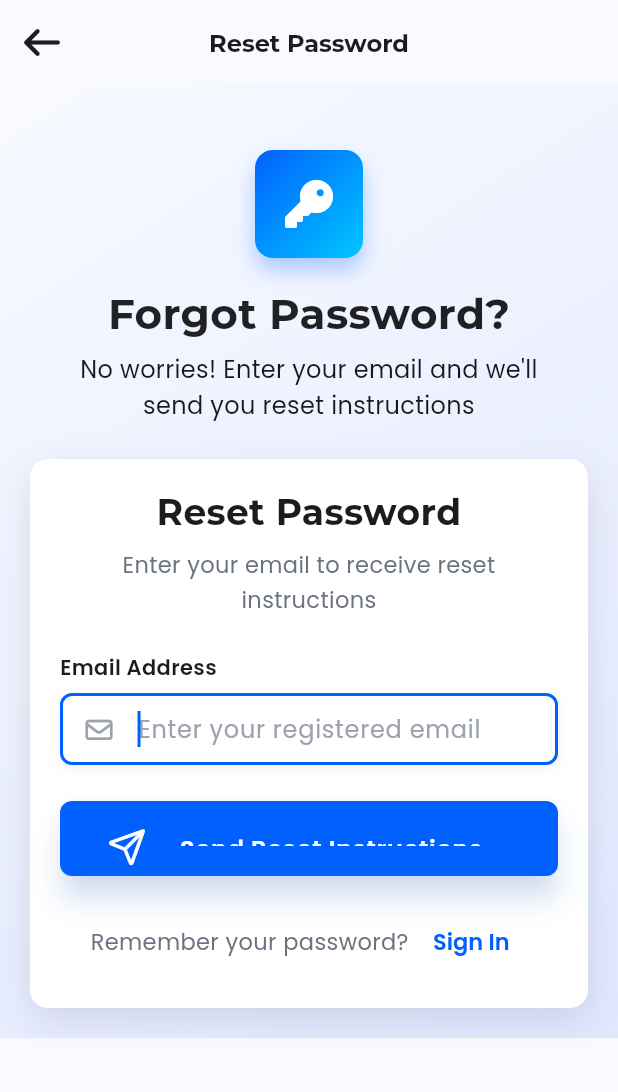
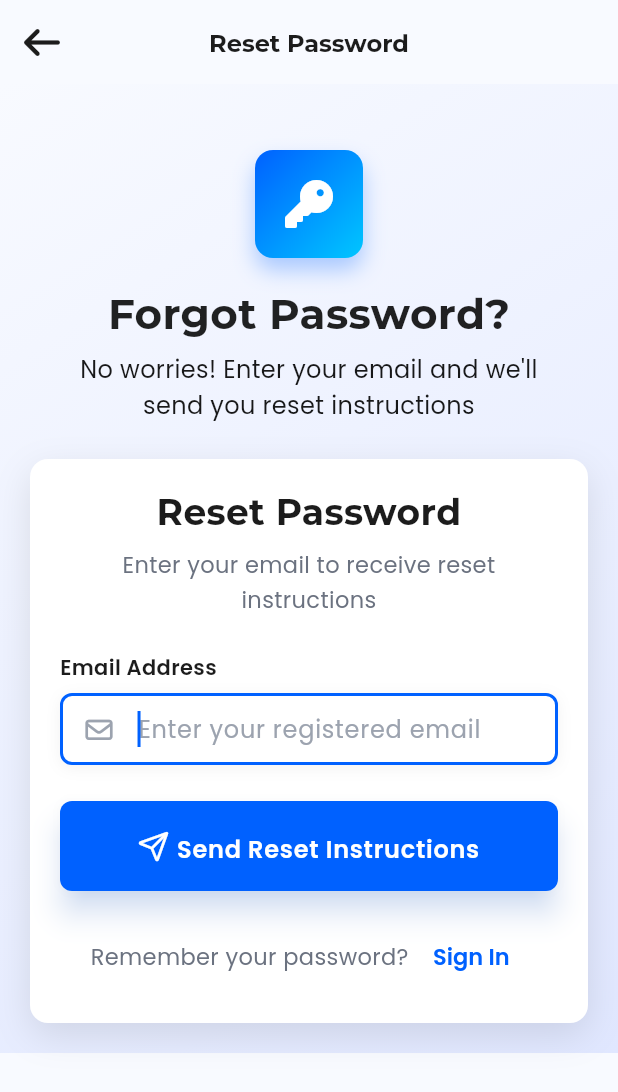
Before and after one commit to Muhammad-Umair-Gujjar/mess_management_system, a Flutter app: the screen it shows after launch, after a tap on "Forgot Password?", on a phone screen of 412 x 824 dp. Shown: the top 1092 px of the screen. Run offline on Flutter 3.47's test engine with Material 3 defaults, Android fonts, the phone set to English and light mode, and no system bars; drawn by our look-alikes of flutter_animate; our stand-ins replace cloud_firestore, firebase_auth, firebase_core, font_awesome_flutter, get, glassmorphism and 2 more; accounts and stored records are empty; network calls fail.

Commit message:
login button set

```diff
--- a/lib/app/modules/admin/pages/menu_management/components/menu_item_card.dart
+++ b/lib/app/modules/admin/pages/menu_management/components/menu_item_card.dart
@@ -303,6 +303,7 @@ class MenuItemCard extends StatelessWidget {
         SizedBox(width: ResponsiveHelper.getSpacing(context, 'xs')),
         Text(
           text,
+
           style: AppTextStyles.caption.copyWith(color: AppColors.textSecondary),
         ),
       ],
--- a/lib/app/modules/auth/components/auth_dropdowns.dart
+++ b/lib/app/modules/auth/components/auth_dropdowns.dart
@@ -41,11 +41,17 @@ class RoleSelectionDropdown extends StatelessWidget {
           child: DropdownButtonFormField<UserRole>(
             value: selectedRole,
             decoration: InputDecoration(
+              border: InputBorder.none,
+              enabledBorder: InputBorder.none,
+              focusedBorder: InputBorder.none,
+              errorBorder: InputBorder.none,
+              disabledBorder: InputBorder.none,
+              focusedErrorBorder: InputBorder.none,
               contentPadding: EdgeInsets.symmetric(
                 horizontal: ResponsiveHelper.getSpacing(context, 'large'),
                 vertical: ResponsiveHelper.getSpacing(context, 'medium'),
               ),
-              border: InputBorder.none,
+
 
 
             ),
@@ -167,11 +173,17 @@ class HostelSelectionDropdown extends StatelessWidget {
           child: DropdownButtonFormField<String>(
             value: selectedHostel,
             decoration: InputDecoration(
+               border: InputBorder.none,
+                enabledBorder: InputBorder.none,
+                focusedBorder: InputBorder.none,
+                errorBorder: InputBorder.none,
+                disabledBorder: InputBorder.none,
+                focusedErrorBorder: InputBorder.none,
               contentPadding: EdgeInsets.symmetric(
                 horizontal: ResponsiveHelper.getSpacing(context, 'large'),
                 vertical: ResponsiveHelper.getSpacing(context, 'medium'),
               ),
-              border: InputBorder.none,
+
               prefixIcon: Icon(
                 FontAwesomeIcons.building,
                 color: AppColors.primary,
@@ -201,6 +213,7 @@ class HostelSelectionDropdown extends StatelessWidget {
             ),
           ),
         ),
+
       ],
     );
   }
--- a/lib/app/modules/auth/enhanced_login_page.dart
+++ b/lib/app/modules/auth/enhanced_login_page.dart
@@ -394,7 +394,7 @@ class _EnhancedLoginPageState extends State<EnhancedLoginPage> {
     return SizedBox(
       height: ResponsiveHelper.getValue<double>(
         context,
-        mobile: 50,
+        mobile: 60,
         tablet: 55,
         desktop: 55,
       ),
@@ -433,23 +433,24 @@ class _EnhancedLoginPageState extends State<EnhancedLoginPage> {
                 children: [
                   Icon(
                     _getRoleIcon(authController.selectedRole.value),
-                    size: ResponsiveHelper.getIconSize(context, 'medium'),
+                    size: ResponsiveHelper.isMobile(context)
+                        ? ResponsiveHelper.getIconSize(context, 'medium')
+                        : ResponsiveHelper.getIconSize(context, 'medium'),
                   ),
                   SizedBox(
                     width: ResponsiveHelper.getSpacing(context, 'small'),
                   ),
-                  Expanded(
+                  Flexible(
                     child: Text(
                       'Sign In as ${_getRoleTitle(authController.selectedRole.value)}',
                       style: AppTextStyles.button.copyWith(
-                        fontSize: ResponsiveHelper.getFontSize(
-                          context,
-                          'button',
-                        ),
+                        fontSize: ResponsiveHelper.isMobile(context)
+                            ? ResponsiveHelper.getFontSize(context, 'body1')
+                            : ResponsiveHelper.getFontSize(context, 'button'),
                         fontWeight: FontWeight.w600,
                       ),
                       textAlign: TextAlign.center,
-                      overflow: TextOverflow.ellipsis,
+                      overflow: TextOverflow.visible,
                       maxLines: 1,
                     ),
                   ),
--- a/lib/app/modules/auth/password_reset_page.dart
+++ b/lib/app/modules/auth/password_reset_page.dart
@@ -459,7 +459,7 @@ class _PasswordResetPageState extends State<PasswordResetPage> {
     return SizedBox(
       height: ResponsiveHelper.getValue<double>(
         context,
-        mobile: 50,
+        mobile: 60,
         tablet: 55,
         desktop: 60,
       ),
@@ -492,23 +492,24 @@ class _PasswordResetPageState extends State<PasswordResetPage> {
                 children: [
                   Icon(
                     FontAwesomeIcons.paperPlane,
-                    size: ResponsiveHelper.getIconSize(context, 'medium'),
+                    size: ResponsiveHelper.isMobile(context)
+                        ? ResponsiveHelper.getIconSize(context, 'small')
+                        : ResponsiveHelper.getIconSize(context, 'medium'),
                   ),
                   SizedBox(
                     width: ResponsiveHelper.getSpacing(context, 'small'),
                   ),
-                  Expanded(
+                  Flexible(
                     child: Text(
                       'Send Reset Instructions',
                       style: AppTextStyles.button.copyWith(
-                        fontSize: ResponsiveHelper.getFontSize(
-                          context,
-                          'button',
-                        ),
+                        fontSize: ResponsiveHelper.isMobile(context)
+                            ? ResponsiveHelper.getFontSize(context, 'body1')
+                            : ResponsiveHelper.getFontSize(context, 'button'),
                         fontWeight: FontWeight.w600,
                       ),
                       textAlign: TextAlign.center,
-                      overflow: TextOverflow.ellipsis,
+                      overflow: TextOverflow.visible,
                       maxLines: 1,
                     ),
                   ),
```
Also changed, not shown: lib/app/modules/admin/pages/menu_management/components/menu_filters.dart (+8 -3 lines), lib/app/modules/admin/pages/menu_management/components/menu_item_dialog.dart (+72 -19 lines), lib/app/modules/auth/signup_page.dart (+15 -12 lines).
